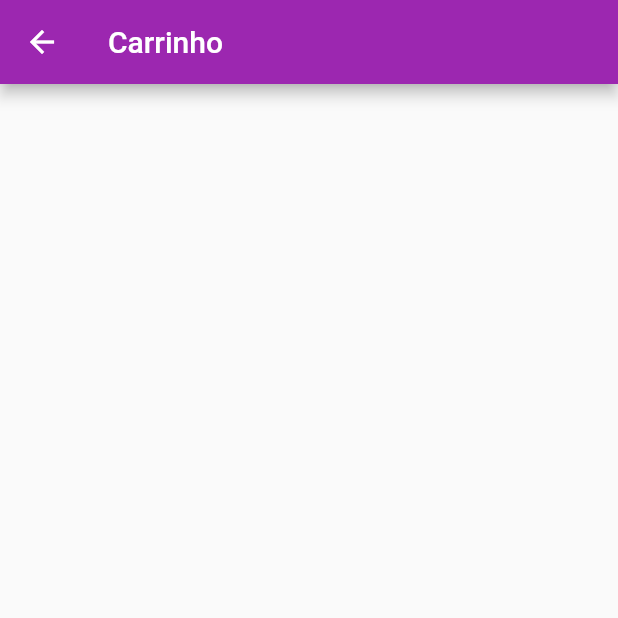
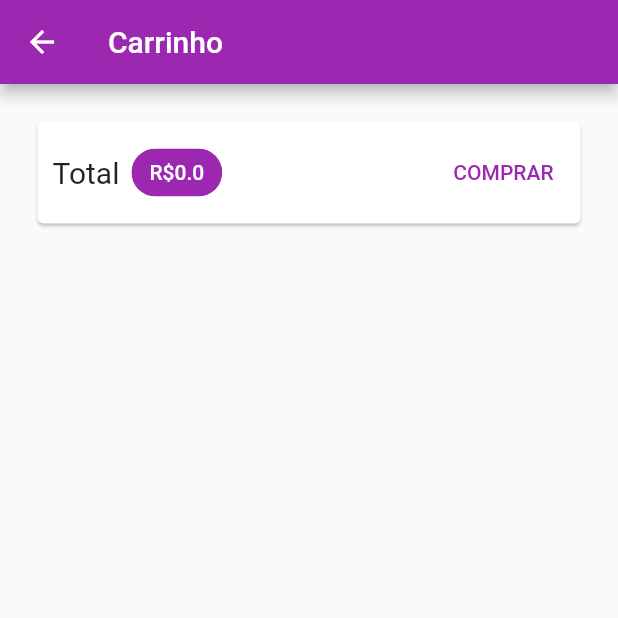
Before and after one commit to BecxAgy/Loja, a Flutter app: the CartScreen screen opened by its route, on a phone screen of 412 x 824 dp, the top half of it. Run offline on Flutter 3.47's test engine with Material 2 defaults, Android fonts, the phone set to English and light mode, and no system bars; network calls fail.

Commit message:
cartScreen with total to be paid

```diff
--- /dev/null
+++ b/lib/components/cart_item.dart
@@ -0,0 +1,16 @@
+import 'package:flutter/material.dart';
+import 'package:flutter/src/widgets/framework.dart';
+import 'package:flutter/src/widgets/placeholder.dart';
+
+import '../models/cart_item.dart';
+
+class CartItemWidget extends StatelessWidget {
+  final CartItem item;
+
+  CartItemWidget(this.item);
+
+  @override
+  Widget build(BuildContext context) {
+    return Text(item.title);
+  }
+}
--- a/lib/pages/cart_screen.dart
+++ b/lib/pages/cart_screen.dart
@@ -1,14 +1,61 @@
 import 'package:flutter/material.dart';
 import 'package:flutter/src/widgets/framework.dart';
 import 'package:flutter/src/widgets/placeholder.dart';
+import 'package:provider/provider.dart';
+
+import '../components/cart_item.dart';
+import '../models/cart.dart';
 
 class CartScreen extends StatelessWidget {
   CartScreen({super.key});
 
   @override
   Widget build(BuildContext context) {
+    final Cart cart = Provider.of(context);
+    final items = cart.items.values.toList();
     return Scaffold(
       appBar: AppBar(title: Text("Carrinho")),
+      body: Column(
+        children: [
+          Card(
+            margin: EdgeInsets.all(25),
+            child: Padding(
+              padding: const EdgeInsets.all(10.0),
+              child: Row(
+                  mainAxisAlignment: MainAxisAlignment.spaceBetween,
+                  children: [
+                    Text(
+                      "Total",
+                      style: TextStyle(fontSize: 20),
+                    ),
+                    SizedBox(width: 8),
+                    Chip(
+                        backgroundColor: Theme.of(context).primaryColor,
+                        label: Text(
+                          "R\$${cart.totalAmount.toString()}",
+                          style: TextStyle(
+                              color: Theme.of(context)
+                                  .primaryTextTheme
+                                  .headline6
+                                  ?.color),
+                        )),
+                    Spacer(),
+                    TextButton(
+                        onPressed: () {},
+                        child: Text(
+                          "COMPRAR",
+                          style:
+                              TextStyle(color: Theme.of(context).primaryColor),
+                        ))
+                  ]),
+            ),
+          ),
+          Expanded(
+              child: ListView.builder(
+                  itemCount: items.length,
+                  itemBuilder: (ctx, i) => CartItemWidget(items[i])))
+        ],
+      ),
     );
   }
 }
```
